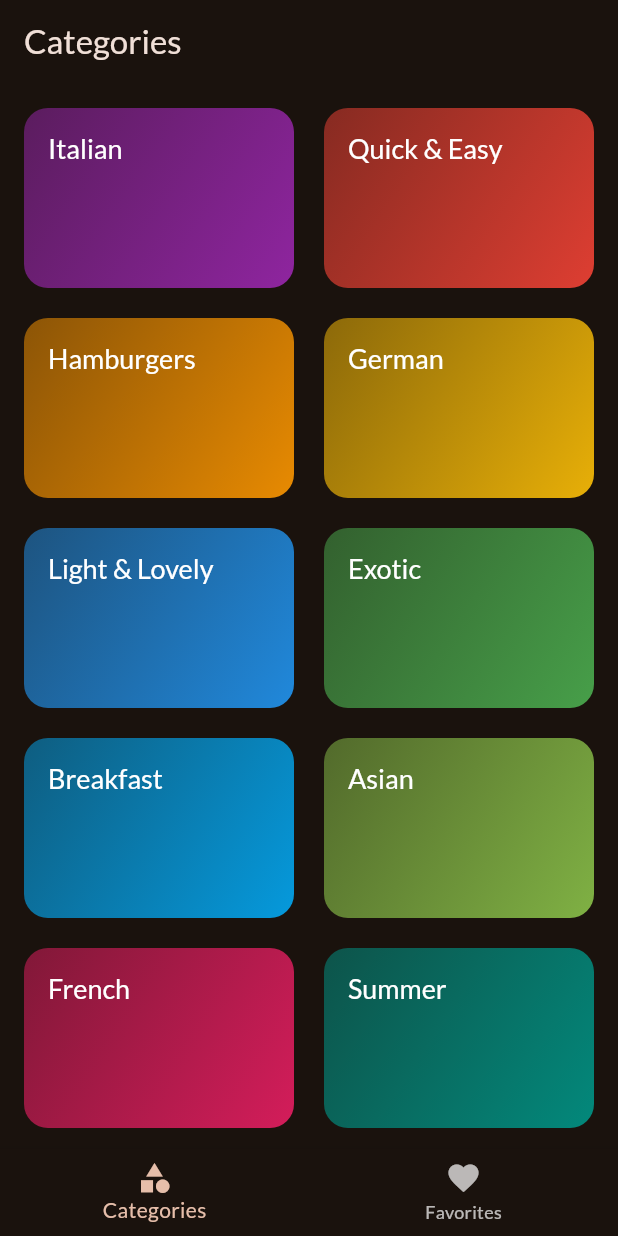
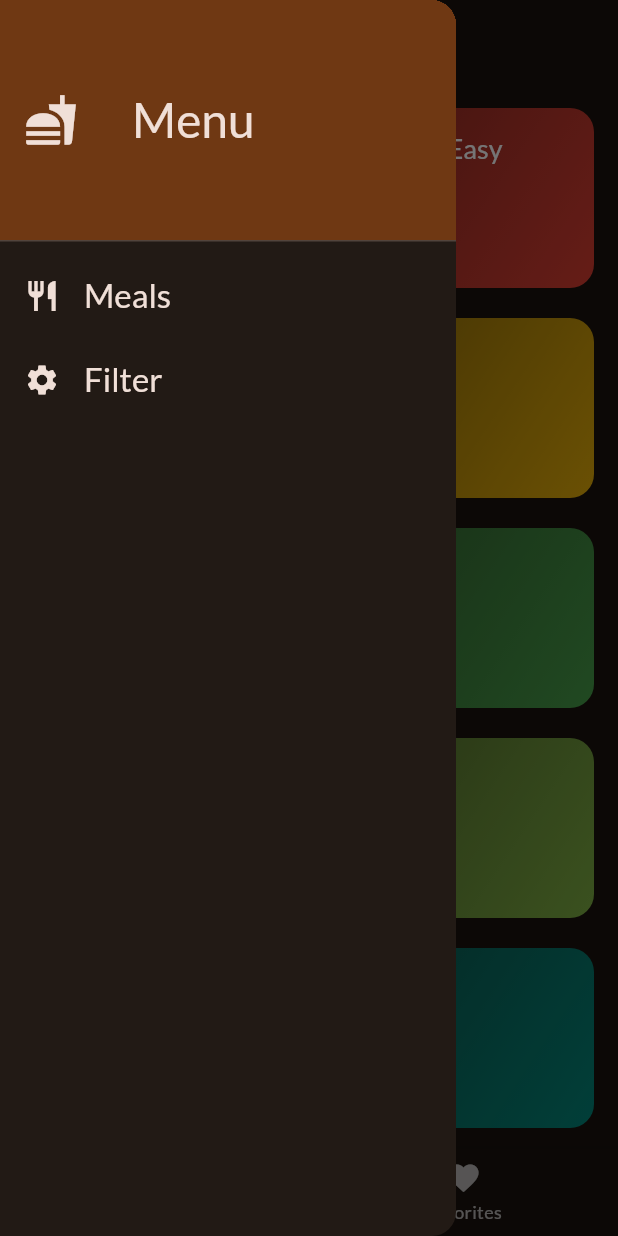
Before and after one commit to Ali-Hadi-Saker/Meal-App-Flutter, a Flutter app: the screen it shows after launch, with the side drawer open (before the commit the screen has no drawer), on a phone screen of 412 x 824 dp. Run offline on Flutter 3.47's test engine with Material 3 defaults, Android fonts, the phone set to English and light mode, and no system bars; our stand-ins replace google_fonts, transparent_image.

Commit message:
added main drawer

```diff
--- a/lib/screens/tabs_screen.dart
+++ b/lib/screens/tabs_screen.dart
@@ -2,6 +2,7 @@ import 'package:flutter/material.dart';
 import 'package:meal_app/models/meal.dart';
 import 'package:meal_app/screens/categories_screen.dart';
 import 'package:meal_app/screens/meal_screen.dart';
+import 'package:meal_app/widgets/main_drawer.dart';
 
 class TabsScreen extends StatefulWidget {
   const TabsScreen({super.key});
@@ -42,6 +43,13 @@ class _TabsScreenState extends State<TabsScreen> {
     });
   }
 
+  void _setScreen(String identifier) {
+    if (identifier == 'Filter') {
+    } else {
+      Navigator.of(context).pop();
+    }
+  }
+
   @override
   Widget build(BuildContext context) {
     Widget activePage = CategoriesScreen(
@@ -56,6 +64,7 @@ class _TabsScreenState extends State<TabsScreen> {
     }
     return Scaffold(
       appBar: AppBar(title: Text(_selectedTitle)),
+      drawer: MainDrawer(onSelectScreen: _setScreen),
       body: activePage,
       bottomNavigationBar: BottomNavigationBar(
         onTap: _selectScreen,
--- /dev/null
+++ b/lib/widgets/main_drawer.dart
@@ -0,0 +1,65 @@
+import 'package:flutter/material.dart';
+
+class MainDrawer extends StatelessWidget {
+  const MainDrawer({super.key, required this.onSelectScreen});
+
+  final Function(String identifier) onSelectScreen;
+
+  @override
+  Widget build(BuildContext context) {
+    return Drawer(
+      child: Column(
+        children: [
+          DrawerHeader(
+            padding: const EdgeInsets.all(16),
+            decoration: BoxDecoration(
+              color: Theme.of(context).colorScheme.primaryContainer,
+            ),
+            child: Row(
+              children: [
+                Icon(
+                  Icons.fastfood,
+                  size: 36,
+                  color: Theme.of(context).colorScheme.onSurface,
+                ),
+                SizedBox(width: 36),
+                Text(
+                  'Menu',
+                  style: Theme.of(context).textTheme.headlineLarge?.copyWith(
+                    color: Theme.of(context).colorScheme.onSurface,
+                  ),
+                ),
+              ],
+            ),
+          ),
+          ListTile(
+            leading: Icon(
+              Icons.restaurant,
+              color: Theme.of(context).colorScheme.onSurface,
+            ),
+            title: Text(
+              'Meals',
+              style: Theme.of(context).textTheme.titleLarge?.copyWith(
+                color: Theme.of(context).colorScheme.onSurface,
+              ),
+            ),
+            onTap: () => onSelectScreen('Meals'),
+          ),
+          ListTile(
+            leading: Icon(
+              Icons.settings,
+              color: Theme.of(context).colorScheme.onSurface,
+            ),
+            title: Text(
+              'Filter',
+              style: Theme.of(context).textTheme.titleLarge?.copyWith(
+                color: Theme.of(context).colorScheme.onSurface,
+              ),
+            ),
+            onTap: () => onSelectScreen("Filter"),
+          ),
+        ],
+      ),
+    );
+  }
+}
```
